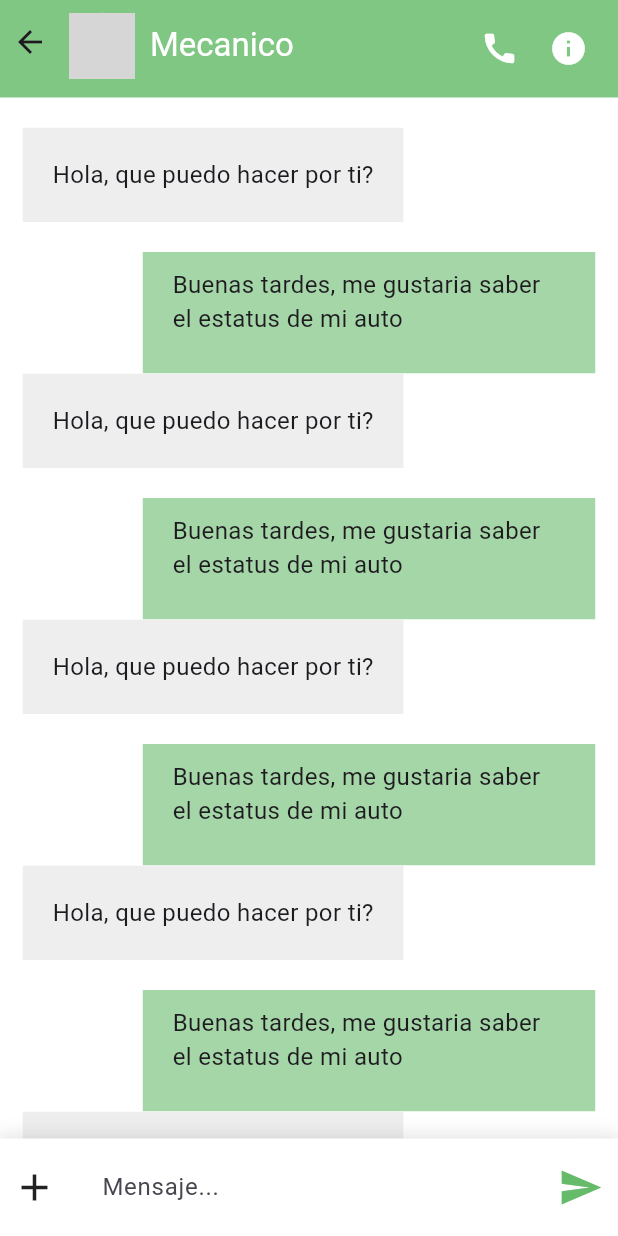
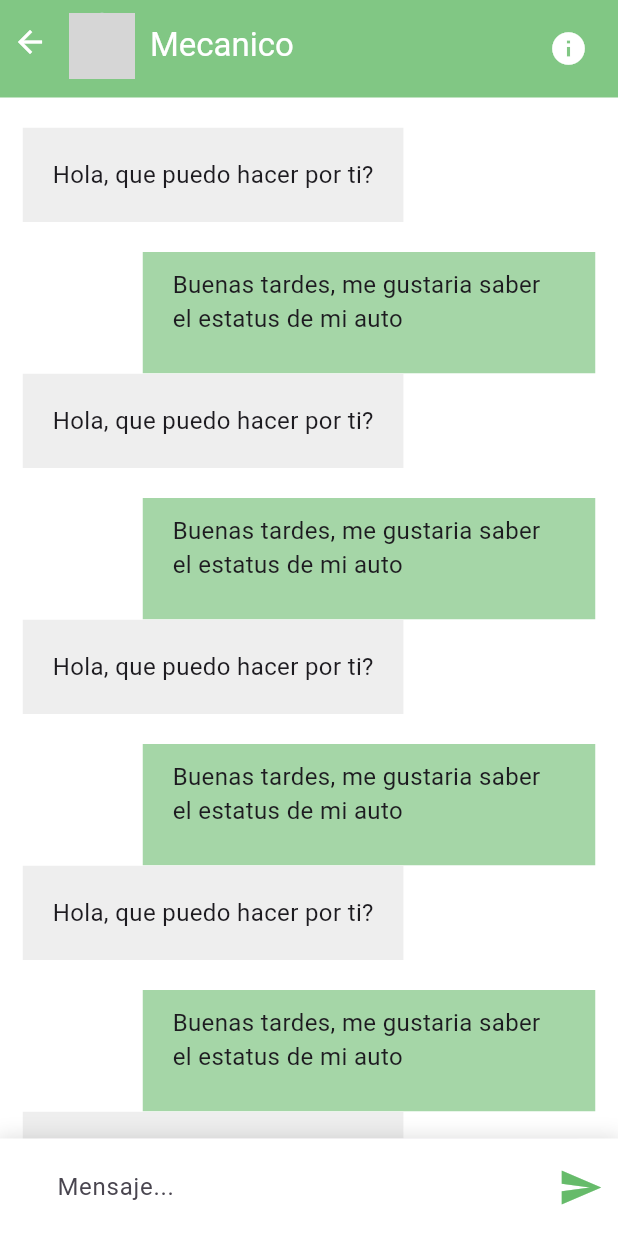
Before and after one commit to GabrielAgundiz/MechanicTracking, a Flutter app: the ChatPage screen opened directly, on a phone screen of 412 x 824 dp. Run offline on Flutter 3.47's test engine with Material 3 defaults, Android fonts, the phone set to English and light mode, and no system bars; our stand-ins replace cloud_firestore, dotted_line, email_validator, firebase_auth, firebase_core, google_fonts and 2 more; missing offline and left inert: custom_clippers; accounts and stored records are empty; network calls fail; grey boxes are pictures that could not be loaded.

Commit message:
Chat Upd

```diff
--- a/mechanictraking/lib/screens/user/chat.dart
+++ b/mechanictraking/lib/screens/user/chat.dart
@@ -1,5 +1,6 @@
 import 'package:flutter/material.dart';
 import 'package:mechanictracking/screens/user/chatabout.dart';
+import 'package:mechanictracking/screens/user/home.dart';
 import 'package:mechanictracking/screens/user/widgets/chatsample.dart';
 
 class ChatPage extends StatelessWidget {
@@ -13,6 +14,20 @@ class ChatPage extends StatelessWidget {
         child: AppBar(
           backgroundColor: Colors.green[300],
           leadingWidth: 30,
+          leading: IconButton(
+            icon: const Icon(
+              Icons.arrow_back,
+              color: Colors.white,
+            ),
+            onPressed: () {
+              Navigator.push(
+                context,
+                MaterialPageRoute(
+                    builder: (context) =>
+                        HomePage()), // Navega a la página de registro.
+              );
+            },
+          ),
           title: Padding(
             padding: const EdgeInsets.only(top: 5),
             child: Row(
@@ -34,13 +49,6 @@ class ChatPage extends StatelessWidget {
             ),
           ),
           actions: [
-            GestureDetector(
-              onTap: () {},
-              child: const Padding(
-                padding: EdgeInsets.only(top: 8, right: 20),
-                child: Icon(Icons.call, color: Colors.white, size: 26),
-              ),
-            ),
             GestureDetector(
               onTap: () {
                 Navigator.push(
@@ -85,7 +93,6 @@ class ChatPage extends StatelessWidget {
           children: [
             Padding(
               padding: EdgeInsets.only(left: 8),
-              child: Icon(Icons.add, size: 30),
             ),
             Padding(
               padding: EdgeInsets.only(left: 30),
--- a/mechanictraking/lib/screens/user/home.dart
+++ b/mechanictraking/lib/screens/user/home.dart
@@ -1,4 +1,5 @@
 import 'package:flutter/material.dart';
+import 'package:mechanictracking/screens/user/chat.dart';
 //import 'package:mechanictracking/screens/user/feed.dart'; // Importando la pantalla de alimentación
 import 'package:mechanictracking/screens/user/messages.dart';
 import 'package:mechanictracking/screens/user/profile2.dart';
@@ -23,7 +24,7 @@ class _HomePageState extends State<HomePage> {
       //   FeedPage(),
       SchedulePage(),
       TrackingPage(),
-      MessagesPage(),
+      ChatPage(),
       ProfilePage2()
     ];
 
```
Also changed, not shown: mechanictraking/lib/screens/user/chatabout.dart (+6 -6 lines).
